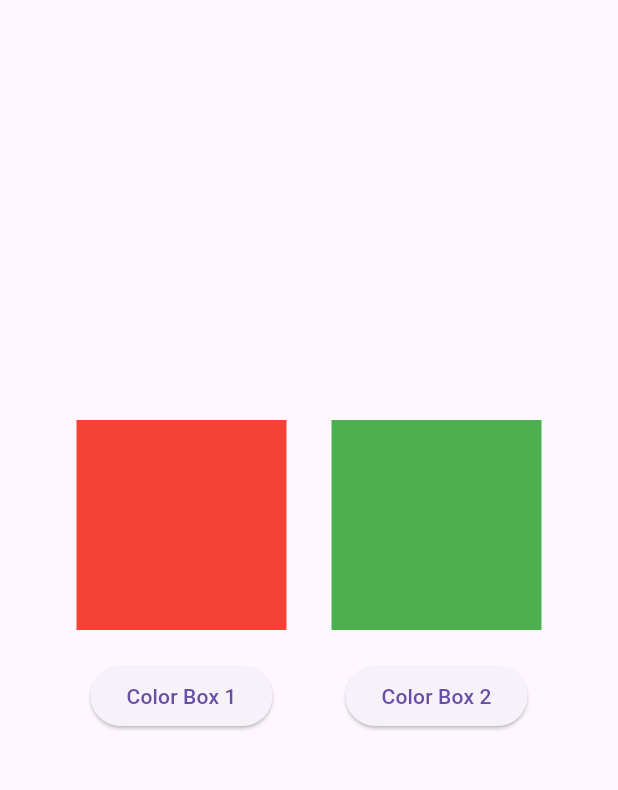
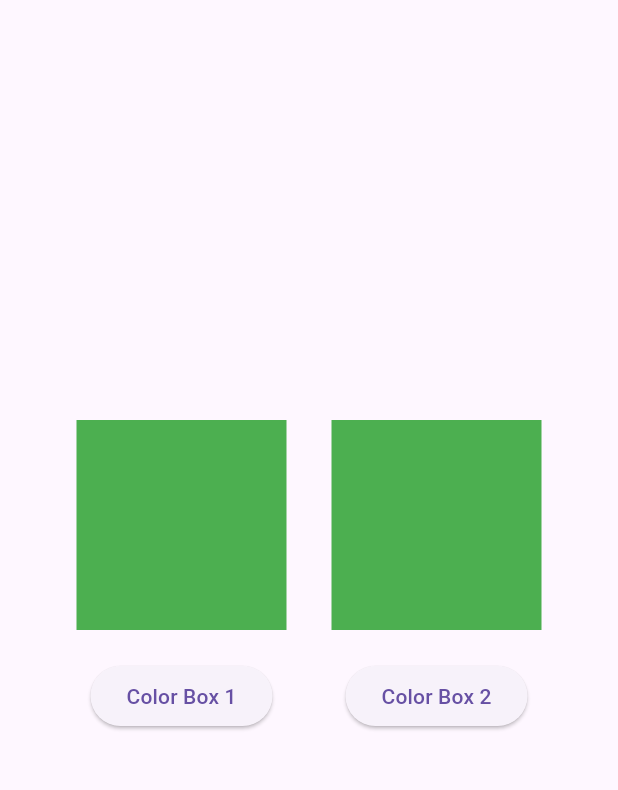
Before and after one commit to adityaashinde/flutter-projects, a Flutter app: the screen it shows after launch, after a tap on "Color Box 1", on a phone screen of 412 x 824 dp, the part 84-874 px from its top. Run offline on Flutter 3.47's test engine with Material 3 defaults, Android fonts, the phone set to English and light mode, and no system bars.

Commit message:
colors changes done

```diff
--- a/toggle_color_box/lib/main.dart
+++ b/toggle_color_box/lib/main.dart
@@ -23,6 +23,25 @@
 }
 
 class _ColorBoxState extends State<ColorBox> {
+  bool box1Color = false;
+  bool box2Color = false;
+
+  Color setBox1Color() {
+    if (box1Color == false) {
+      return Colors.red;
+    } else {
+      return Colors.green;
+    }
+  }
+
+  Color setBox2Color() {
+    if (box2Color == false) {
+      return Colors.green;
+    } else {
+      return Colors.red;
+    }
+  }
+
   @override
   Widget build(BuildContext context) {
     return Scaffold(
@@ -40,19 +59,28 @@
       body: Row(
         mainAxisAlignment: MainAxisAlignment.center,
         children: [
+          // Column 1
           Column(
             mainAxisAlignment: MainAxisAlignment.center,
             children: [
               Container(
                 height: 140,
                 width: 140,
-                color: Colors.red,
+                color: setBox1Color(),
               ),
               const SizedBox(
                 height: 20,
               ),
               ElevatedButton(
-                onPressed: () {},
+                onPressed: () {
+                  setState(() {
+                    if (box1Color == false) {
+                      box1Color = true;
+                    } else {
+                      box1Color = false;
+                    }
+                  });
+                },
                 child: const Text("Color Box 1"),
               ),
             ],
@@ -60,19 +88,29 @@
           const SizedBox(
             width: 30,
           ),
+
+          // Column 2
           Column(
             mainAxisAlignment: MainAxisAlignment.center,
             children: [
               Container(
                 height: 140,
                 width: 140,
-                color: Colors.green,
+                color: setBox2Color(),
               ),
               const SizedBox(
                 height: 20,
               ),
               ElevatedButton(
-                onPressed: () {},
+                onPressed: () {
+                  setState(() {
+                    if (box2Color == false) {
+                      box2Color = true;
+                    } else {
+                      box2Color = false;
+                    }
+                  });
+                },
                 child: const Text("Color Box 2"),
               ),
             ],
```
